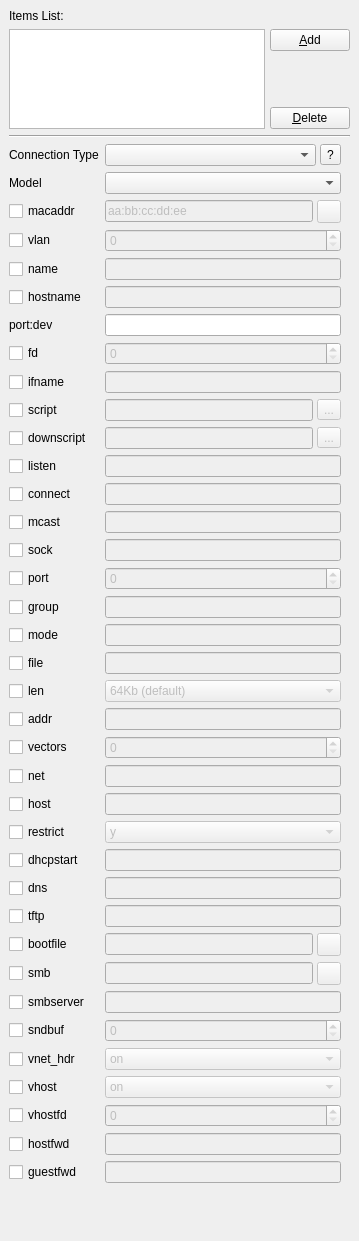
Above: src/Network_Widget.ui from tobimensch/aqemu before the change. Below: the same form after it.
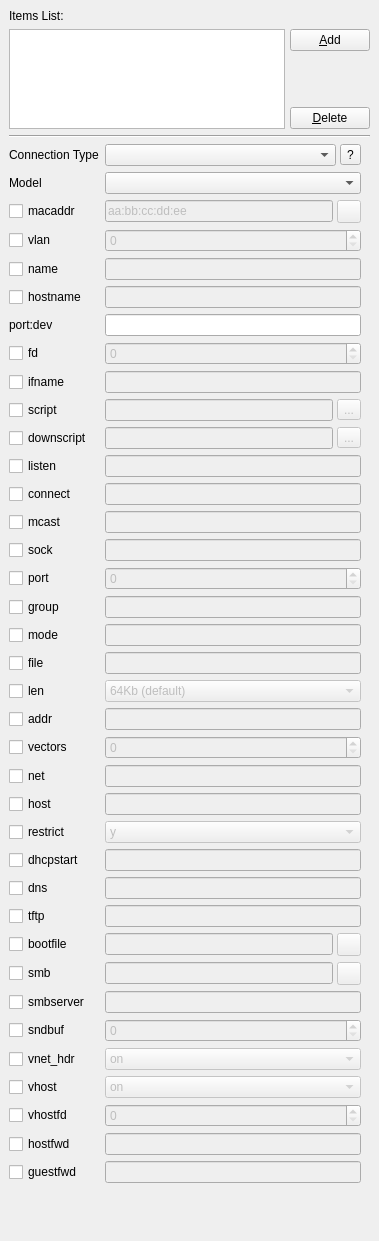
That is the form after the change. Icons and pictures are not drawn.

```diff
--- a/src/Network_Widget.ui
+++ b/src/Network_Widget.ui
@@ -6,7 +6,7 @@
    <rect>
     <x>0</x>
     <y>0</y>
-    <width>358</width>
+    <width>379</width>
     <height>1241</height>
    </rect>
   </property>
@@ -143,8 +143,8 @@
        <rect>
         <x>0</x>
         <y>0</y>
-        <width>340</width>
-        <height>1087</height>
+        <width>350</width>
+        <height>1579</height>
        </rect>
       </property>
       <layout class="QVBoxLayout" name="verticalLayout">
```
Left out of the diff: 40 changed lines with no effect on the pictures.
